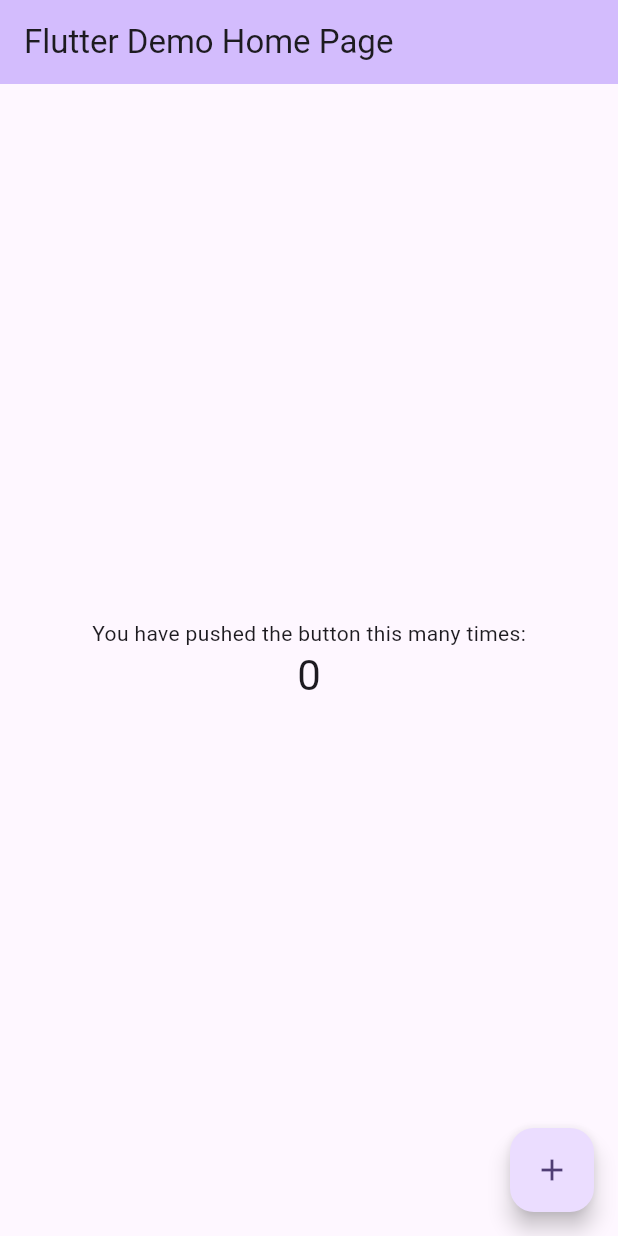
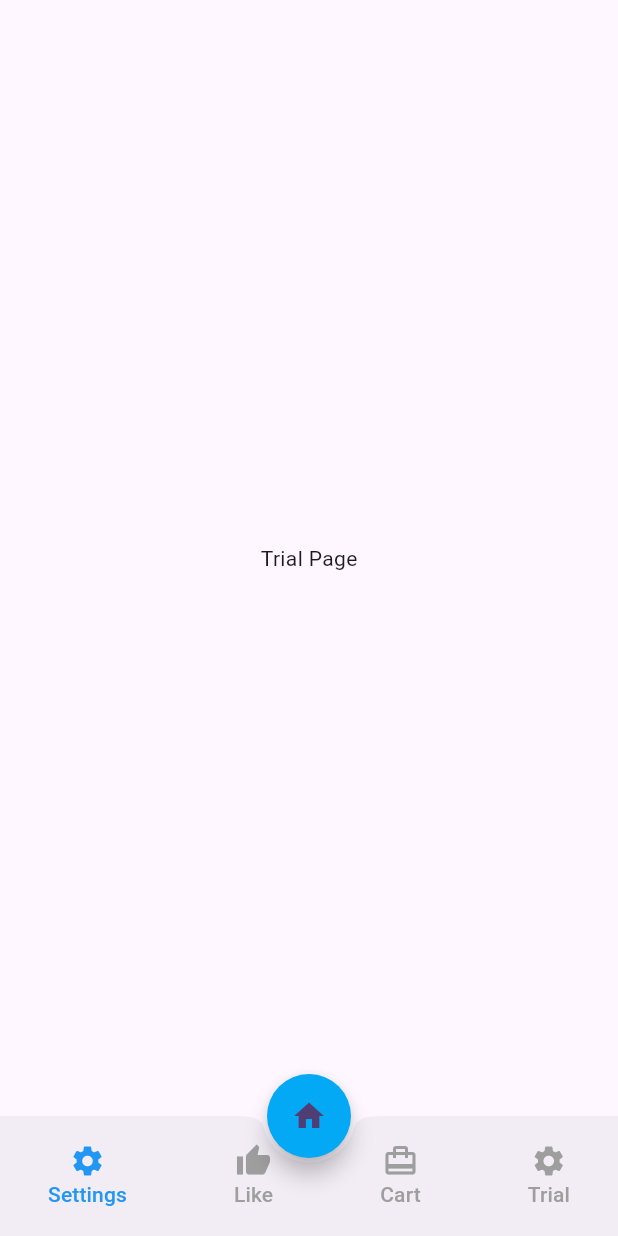
Before and after one commit to Vinoth-Android/cardslider, a Flutter app: the screen it shows after launch, on a phone screen of 412 x 824 dp. Run offline on Flutter 3.47's test engine with Material 3 defaults, Android fonts, the light colour scheme and no system bars; our stand-ins replace flutter_card_swiper.

Commit message:
card slider added

```diff
--- /dev/null
+++ b/lib/cart.dart
@@ -0,0 +1,21 @@
+import 'package:flutter/material.dart';
+
+class Cart extends StatefulWidget {
+  const Cart({super.key});
+
+  @override
+  _CartState createState() => _CartState();
+}
+
+class _CartState extends State<Cart> {
+  @override
+  Widget build(BuildContext context) {
+    return Scaffold(
+      backgroundColor: Colors.green,
+      appBar: AppBar(title: const Text("Cart")),
+      body: const Center(
+        child: Text("Cart Screen", style: TextStyle(fontSize: 40)),
+      ),
+    );
+  }
+}
--- /dev/null
+++ b/lib/home.dart
@@ -0,0 +1,137 @@
+import 'package:cardslider/cardswip.dart';
+import 'package:flutter/material.dart';
+
+class Home extends StatefulWidget {
+  const Home({super.key});
+
+  @override
+  _HomeState createState() => _HomeState();
+}
+
+class _HomeState extends State<Home> {
+  int currentTab = 0;
+  final List<Widget> screens = [
+    const Settings(),
+    const Like(),
+    const Cart(),
+    const Trial(),
+  ];
+
+  final PageStorageBucket bucket = PageStorageBucket();
+  Widget currentScreen = const Trial();
+
+  @override
+  Widget build(BuildContext context) {
+    return Scaffold(
+      body: PageStorage(bucket: bucket, child: currentScreen),
+      floatingActionButton: FloatingActionButton(
+        onPressed: () {
+          setState(() {
+            currentScreen = const Cardswip(); // Navigate to Cardswip page
+            currentTab = 4; // Update tab index if needed
+          });
+        },
+        backgroundColor: Colors.lightBlue,
+        shape:
+            RoundedRectangleBorder(borderRadius: BorderRadius.circular(40.0)),
+        child: const Icon(Icons.home), // FAB icon
+      ),
+      floatingActionButtonLocation: FloatingActionButtonLocation.centerDocked,
+      bottomNavigationBar: BottomAppBar(
+        shape: const CircularNotchedRectangle(),
+        notchMargin: 3,
+        child: SizedBox(
+          height: 60,
+          child: Row(
+            mainAxisAlignment: MainAxisAlignment.spaceBetween,
+            children: <Widget>[
+              buildNavItem(Icons.settings, "Settings", 0, () {
+                setState(() {
+                  currentScreen = const Settings();
+                  currentTab = 0;
+                });
+              }),
+              buildNavItem(Icons.thumb_up, "Like", 1, () {
+                setState(() {
+                  currentScreen = const Like();
+                  currentTab = 1;
+                });
+              }),
+              buildNavItem(Icons.card_travel, "Cart", 2, () {
+                setState(() {
+                  currentScreen = const Cart();
+                  currentTab = 2;
+                });
+              }),
+              buildNavItem(Icons.settings, "Trial", 3, () {
+                setState(() {
+                  currentScreen = const Trial();
+                  currentTab = 3;
+                });
+              }),
+            ],
+          ),
+        ),
+      ),
+    );
+  }
+
+  Widget buildNavItem(
+      IconData icon, String label, int tabIndex, VoidCallback onTap) {
+    return MaterialButton(
+      minWidth: 40,
+      onPressed: onTap,
+      child: Column(
+        mainAxisAlignment: MainAxisAlignment.center,
+        children: [
+          Icon(
+            icon,
+            color: currentTab == tabIndex ? Colors.blue : Colors.grey,
+          ),
+          Text(
+            label,
+            style: TextStyle(
+              color: currentTab == tabIndex ? Colors.blue : Colors.grey,
+            ),
+          ),
+        ],
+      ),
+    );
+  }
+}
+
+class Cart extends StatelessWidget {
+  const Cart({super.key});
+
+  @override
+  Widget build(BuildContext context) {
+    return Center(child: Text('Cart Page'));
+  }
+}
+
+class Trial extends StatelessWidget {
+  const Trial({super.key});
+
+  @override
+  Widget build(BuildContext context) {
+    return Center(child: Text('Trial Page'));
+  }
+}
+
+class Settings extends StatelessWidget {
+  const Settings({super.key});
+
+  @override
+  Widget build(BuildContext context) {
+    return Center(child: Text('Settings Page'));
+  }
+}
+
+class Like extends StatelessWidget {
+  const Like({super.key});
+
+  @override
+  Widget build(BuildContext context) {
+    return Center(child: Text('Like Page'));
+  }
+}
--- /dev/null
+++ b/lib/like.dart
@@ -0,0 +1,20 @@
+import 'package:flutter/material.dart';
+
+class Like extends StatefulWidget {
+  const Like({Key? key});
+
+  @override
+  LikeState createState() => LikeState();
+}
+
+class LikeState extends State<Like> {
+  @override
+  Widget build(BuildContext context) {
+    return Scaffold(
+      appBar: AppBar(title: const Text('Image Example')),
+      body: Center(
+        child: Image.asset('assets/images/img2.jpg'),
+      ),
+    );
+  }
+}
--- a/lib/main.dart
+++ b/lib/main.dart
@@ -1,3 +1,4 @@
+import 'package:cardslider/home.dart';
 import 'package:flutter/material.dart';
 
 void main() {
@@ -7,119 +8,15 @@
 class MyApp extends StatelessWidget {
   const MyApp({super.key});
 
-  // This widget is the root of your application.
   @override
   Widget build(BuildContext context) {
     return MaterialApp(
-      title: 'Flutter Demo',
+      title: 'Home',
+      home: Home(),
       theme: ThemeData(
-        // This is the theme of your application.
-        //
-        // TRY THIS: Try running your application with "flutter run". You'll see
-        // the application has a purple toolbar. Then, without quitting the app,
-        // try changing the seedColor in the colorScheme below to Colors.green
-        // and then invoke "hot reload" (save your changes or press the "hot
-        // reload" button in a Flutter-supported IDE, or press "r" if you used
-        // the command line to start the app).
-        //
-        // Notice that the counter didn't reset back to zero; the application
-        // state is not lost during the reload. To reset the state, use hot
-        // restart instead.
-        //
-        // This works for code too, not just values: Most code changes can be
-        // tested with just a hot reload.
         colorScheme: ColorScheme.fromSeed(seedColor: Colors.deepPurple),
         useMaterial3: true,
       ),
-      home: const MyHomePage(title: 'Flutter Demo Home Page'),
     );
   }
 }
-
-class MyHomePage extends StatefulWidget {
-  const MyHomePage({super.key, required this.title});
-
-  // This widget is the home page of your application. It is stateful, meaning
-  // that it has a State object (defined below) that contains fields that affect
-  // how it looks.
-
-  // This class is the configuration for the state. It holds the values (in this
-  // case the title) provided by the parent (in this case the App widget) and
-  // used by the build method of the State. Fields in a Widget subclass are
-  // always marked "final".
-
-  final String title;
-
-  @override
-  State<MyHomePage> createState() => _MyHomePageState();
-}
-
-class _MyHomePageState extends State<MyHomePage> {
-  int _counter = 0;
-
-  void _incrementCounter() {
-    setState(() {
-      // This call to setState tells the Flutter framework that something has
-      // changed in this State, which causes it to rerun the build method below
-      // so that the display can reflect the updated values. If we changed
-      // _counter without calling setState(), then the build method would not be
-      // called again, and so nothing would appear to happen.
-      _counter++;
-    });
-  }
-
-  @override
-  Widget build(BuildContext context) {
-    // This method is rerun every time setState is called, for instance as done
-    // by the _incrementCounter method above.
-    //
-    // The Flutter framework has been optimized to make rerunning build methods
-    // fast, so that you can just rebuild anything that needs updating rather
-    // than having to individually change instances of widgets.
-    return Scaffold(
-      appBar: AppBar(
-        // TRY THIS: Try changing the color here to a specific color (to
-        // Colors.amber, perhaps?) and trigger a hot reload to see the AppBar
-        // change color while the other colors stay the same.
-        backgroundColor: Theme.of(context).colorScheme.inversePrimary,
-        // Here we take the value from the MyHomePage object that was created by
-        // the App.build method, and use it to set our appbar title.
-        title: Text(widget.title),
-      ),
-      body: Center(
-        // Center is a layout widget. It takes a single child and positions it
-        // in the middle of the parent.
-        child: Column(
-          // Column is also a layout widget. It takes a list of children and
-          // arranges them vertically. By default, it sizes itself to fit its
-          // children horizontally, and tries to be as tall as its parent.
-          //
-          // Column has various properties to control how it sizes itself and
-          // how it positions its children. Here we use mainAxisAlignment to
-          // center the children vertically; the main axis here is the vertical
-          // axis because Columns are vertical (the cross axis would be
-          // horizontal).
-          //
-          // TRY THIS: Invoke "debug painting" (choose the "Toggle Debug Paint"
-          // action in the IDE, or press "p" in the console), to see the
-          // wireframe for each widget.
-          mainAxisAlignment: MainAxisAlignment.center,
-          children: <Widget>[
-            const Text(
-              'You have pushed the button this many times:',
-            ),
-            Text(
-              '$_counter',
-              style: Theme.of(context).textTheme.headlineMedium,
-            ),
-          ],
-        ),
-      ),
-      floatingActionButton: FloatingActionButton(
-        onPressed: _incrementCounter,
-        tooltip: 'Increment',
-        child: const Icon(Icons.add),
-      ), // This trailing comma makes auto-formatting nicer for build methods.
-    );
-  }
-}
--- /dev/null
+++ b/lib/settings.dart
@@ -0,0 +1,21 @@
+import 'package:flutter/material.dart';
+
+class Settings extends StatefulWidget {
+  const Settings({super.key});
+
+  @override
+  _SettingsState createState() => _SettingsState();
+}
+
+class _SettingsState extends State<Settings> {
+  @override
+  Widget build(BuildContext context) {
+    return Scaffold(
+      backgroundColor: Colors.purple,
+      appBar: AppBar(title: const Text("Settings")),
+      body: const Center(
+        child: Text("Settings", style: TextStyle(fontSize: 40)),
+      ),
+    );
+  }
+}
--- /dev/null
+++ b/lib/trial.dart
@@ -0,0 +1,21 @@
+import 'package:flutter/material.dart';
+
+class Trial extends StatefulWidget {
+  const Trial({super.key});
+
+  @override
+  _TrialState createState() => _TrialState();
+}
+
+class _TrialState extends State<Trial> {
+  @override
+  Widget build(BuildContext context) {
+    return Scaffold(
+      backgroundColor: Colors.purple,
+      appBar: AppBar(title: const Text("Trial")),
+      body: const Center(
+        child: Text("Trial Screen", style: TextStyle(fontSize: 40)),
+      ),
+    );
+  }
+}
```
Also changed, not shown: lib/cardswip.dart (added, +64 -0 lines), pubspec.yaml (+16 -2 lines), assets/img.jpg (added), pubspec.lock, 17 other files.
